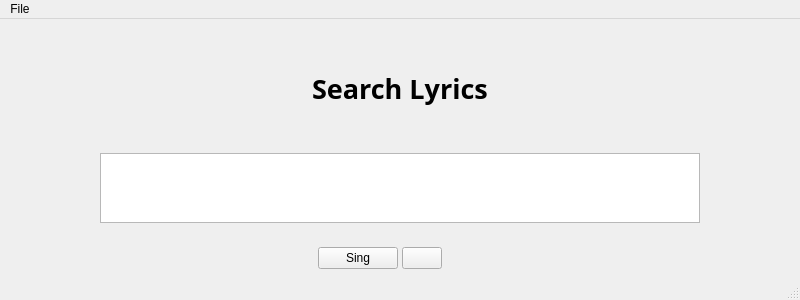
This is mainwindow.ui in mwalden824/SingIt as Qt 5 draws it before an edit. The edited form follows.
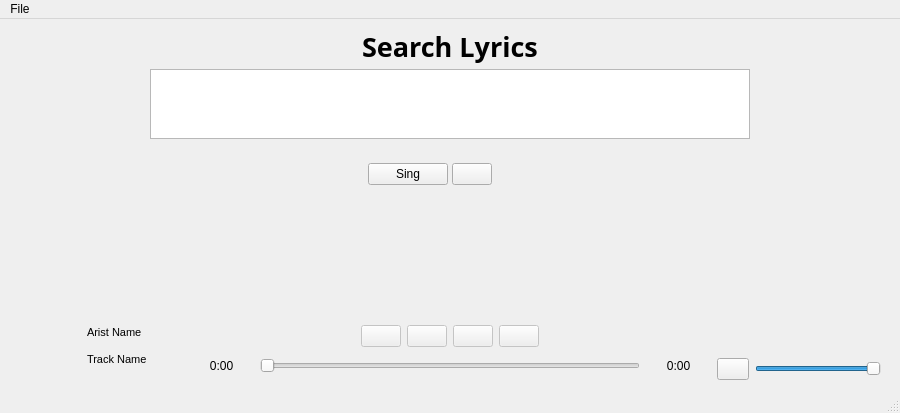
This is the edited form. Icons and pictures are not drawn.

Commit message: Added icon resources for buttons.  Added a bottom bar media player that displays the track name, artist name, album art, and a control area where the user can play, pause, skip forward and backward, and shuffle.  There is also a volume control now with mute.  Also displays the matched lyric on a lyric search.

Patch:
```diff
--- a/mainwindow.ui
+++ b/mainwindow.ui
@@ -6,8 +6,8 @@
    <rect>
     <x>0</x>
     <y>0</y>
-    <width>800</width>
-    <height>300</height>
+    <width>900</width>
+    <height>413</height>
    </rect>
   </property>
   <property name="sizePolicy">
@@ -18,14 +18,14 @@
   </property>
   <property name="minimumSize">
    <size>
-    <width>800</width>
-    <height>300</height>
+    <width>900</width>
+    <height>413</height>
    </size>
   </property>
   <property name="maximumSize">
    <size>
-    <width>800</width>
-    <height>300</height>
+    <width>900</width>
+    <height>413</height>
    </size>
   </property>
   <property name="windowTitle">
@@ -34,11 +34,28 @@
   <property name="windowIcon">
    <iconset theme="QIcon::ThemeIcon::AudioCard"/>
   </property>
+  <property name="styleSheet">
+   <string notr="true">QPushButton[mediaButton=&quot;true&quot;] {
+    border: none;
+    background: transparent;
+    padding: 6px;
+    border-radius: 8px;
+	color: white;
+}
+
+QPushButton[mediaButton=&quot;true&quot;]:hover {
+    background-color: rgba(255, 255, 255, 25);
+}
+
+QPushButton[mediaButton=&quot;true&quot;]:pressed {
+    background-color: rgba(255, 255, 255, 55);
+}</string>
+  </property>
   <widget class="QWidget" name="centralwidget">
    <property name="minimumSize">
     <size>
-     <width>800</width>
-     <height>0</height>
+     <width>900</width>
+     <height>400</height>
     </size>
    </property>
    <layout class="QVBoxLayout" name="verticalLayout_2">
@@ -47,6 +64,9 @@
       <property name="spacing">
        <number>4</number>
       </property>
+      <property name="sizeConstraint">
+       <enum>QLayout::SizeConstraint::SetFixedSize</enum>
+      </property>
       <item alignment="Qt::AlignmentFlag::AlignHCenter|Qt::AlignmentFlag::AlignVCenter">
        <widget class="QLabel" name="label">
         <property name="font">
@@ -88,6 +108,9 @@
       </item>
       <item>
        <layout class="QHBoxLayout" name="horizontalLayout" stretch="0,0">
+        <property name="sizeConstraint">
+         <enum>QLayout::SizeConstraint::SetFixedSize</enum>
+        </property>
         <property name="topMargin">
          <number>20</number>
         </property>
@@ -144,6 +167,498 @@
       </item>
      </layout>
     </item>
+    <item>
+     <spacer name="verticalSpacer">
+      <property name="orientation">
+       <enum>Qt::Orientation::Vertical</enum>
+      </property>
+      <property name="sizeType">
+       <enum>QSizePolicy::Policy::Expanding</enum>
+      </property>
+      <property name="sizeHint" stdset="0">
+       <size>
+        <width>20</width>
+        <height>40</height>
+       </size>
+      </property>
+     </spacer>
+    </item>
+    <item>
+     <layout class="QVBoxLayout" name="verticalLayout_3">
+      <item>
+       <spacer name="verticalSpacer_4">
+        <property name="orientation">
+         <enum>Qt::Orientation::Vertical</enum>
+        </property>
+        <property name="sizeHint" stdset="0">
+         <size>
+          <width>20</width>
+          <height>40</height>
+         </size>
+        </property>
+       </spacer>
+      </item>
+      <item>
+       <widget class="QLabel" name="syncedLyricLabel">
+        <property name="maximumSize">
+         <size>
+          <width>16777215</width>
+          <height>20</height>
+         </size>
+        </property>
+        <property name="text">
+         <string/>
+        </property>
+        <property name="alignment">
+         <set>Qt::AlignmentFlag::AlignCenter</set>
+        </property>
+       </widget>
+      </item>
+      <item>
+       <layout class="QHBoxLayout" name="horizontalLayout_2" stretch="1,3,1">
+        <item>
+         <layout class="QHBoxLayout" name="horizontalLayout_3">
+          <property name="sizeConstraint">
+           <enum>QLayout::SizeConstraint::SetFixedSize</enum>
+          </property>
+          <item>
+           <widget class="QLabel" name="albumArtLabel">
+            <property name="sizePolicy">
+             <sizepolicy hsizetype="Fixed" vsizetype="Fixed">
+              <horstretch>0</horstretch>
+              <verstretch>0</verstretch>
+             </sizepolicy>
+            </property>
+            <property name="minimumSize">
+             <size>
+              <width>64</width>
+              <height>64</height>
+             </size>
+            </property>
+            <property name="maximumSize">
+             <size>
+              <width>64</width>
+              <height>64</height>
+             </size>
+            </property>
+            <property name="text">
+             <string/>
+            </property>
+            <property name="pixmap">
+             <pixmap resource="resources.qrc">:/resources/EmptyAlbumArt.png</pixmap>
+            </property>
+            <property name="scaledContents">
+             <bool>true</bool>
+            </property>
+           </widget>
+          </item>
+          <item>
+           <layout class="QVBoxLayout" name="verticalLayout_5">
+            <item>
+             <spacer name="verticalSpacer_2">
+              <property name="orientation">
+               <enum>Qt::Orientation::Vertical</enum>
+              </property>
+              <property name="sizeHint" stdset="0">
+               <size>
+                <width>20</width>
+                <height>40</height>
+               </size>
+              </property>
+             </spacer>
+            </item>
+            <item>
+             <widget class="QLabel" name="artistNameLabel">
+              <property name="sizePolicy">
+               <sizepolicy hsizetype="Expanding" vsizetype="Preferred">
+                <horstretch>0</horstretch>
+                <verstretch>0</verstretch>
+               </sizepolicy>
+              </property>
+              <property name="font">
+               <font>
+                <pointsize>8</pointsize>
+               </font>
+              </property>
+              <property name="styleSheet">
+               <string notr="true">QLabel {
+    padding-left: 5px;
+    padding-right: 1px;
+    padding-top: 1px;
+    padding-bottom: 1px;
+}</string>
+              </property>
+              <property name="text">
+               <string>Arist Name</string>
+              </property>
+              <property name="alignment">
+               <set>Qt::AlignmentFlag::AlignBottom|Qt::AlignmentFlag::AlignLeading|Qt::AlignmentFlag::AlignLeft</set>
+              </property>
+              <property name="wordWrap">
+               <bool>true</bool>
+              </property>
+              <property name="margin">
+               <number>0</number>
+              </property>
+             </widget>
+            </item>
+            <item>
+             <widget class="QLabel" name="trackNameLabel">
+              <property name="sizePolicy">
+               <sizepolicy hsizetype="Expanding" vsizetype="Preferred">
+                <horstretch>0</horstretch>
+                <verstretch>0</verstretch>
+               </sizepolicy>
+              </property>
+              <property name="font">
+               <font>
+                <pointsize>8</pointsize>
+               </font>
+              </property>
+              <property name="styleSheet">
+               <string notr="true">QLabel {
+    padding-left: 5px;
+    padding-right: 1px;
+    padding-top: 1px;
+    padding-bottom: 1px;
+}</string>
+              </property>
+              <property name="text">
+               <string>Track Name</string>
+              </property>
+              <property name="alignment">
+               <set>Qt::AlignmentFlag::AlignLeading|Qt::AlignmentFlag::AlignLeft|Qt::AlignmentFlag::AlignTop</set>
+              </property>
+              <property name="wordWrap">
+               <bool>true</bool>
+              </property>
+             </widget>
+            </item>
+            <item>
+             <spacer name="verticalSpacer_3">
+              <property name="orientation">
+               <enum>Qt::Orientation::Vertical</enum>
+              </property>
+              <property name="sizeHint" stdset="0">
+               <size>
+                <width>20</width>
+                <height>40</height>
+               </size>
+              </property>
+             </spacer>
+            </item>
+           </layout>
+          </item>
+         </layout>
+        </item>
+        <item>
+         <layout class="QVBoxLayout" name="verticalLayout_4">
+          <property name="sizeConstraint">
+           <enum>QLayout::SizeConstraint::SetMinimumSize</enum>
+          </property>
+          <item>
+           <spacer name="verticalSpacer_5">
+            <property name="orientation">
+             <enum>Qt::Orientation::Vertical</enum>
+            </property>
+            <property name="sizeType">
+             <enum>QSizePolicy::Policy::Fixed</enum>
+            </property>
+            <property name="sizeHint" stdset="0">
+             <size>
+              <width>20</width>
+              <height>40</height>
+             </size>
+            </property>
+           </spacer>
+          </item>
+          <item>
+           <layout class="QHBoxLayout" name="horizontalLayout_5">
+            <item>
+             <spacer name="horizontalSpacer">
+              <property name="orientation">
+               <enum>Qt::Orientation::Horizontal</enum>
+              </property>
+              <property name="sizeHint" stdset="0">
+               <size>
+                <width>40</width>
+                <height>10</height>
+               </size>
+              </property>
+             </spacer>
+            </item>
+            <item>
+             <widget class="QPushButton" name="prevButton">
+              <property name="enabled">
+               <bool>false</bool>
+              </property>
+              <property name="text">
+               <string/>
+              </property>
+              <property name="icon">
+               <iconset resource="resources.qrc">
+                <normaloff>:/resources/icons/player-skip-back.svg</normaloff>:/resources/icons/player-skip-back.svg</iconset>
+              </property>
+              <property name="mediaButton" stdset="0">
+               <bool>true</bool>
+              </property>
+             </widget>
+            </item>
+            <item>
+             <widget class="QPushButton" name="playPauseButton">
+              <property name="enabled">
+               <bool>false</bool>
+              </property>
+              <property name="sizePolicy">
+               <sizepolicy hsizetype="Minimum" vsizetype="Fixed">
+                <horstretch>0</horstretch>
+                <verstretch>0</verstretch>
+               </sizepolicy>
+              </property>
+              <property name="text">
+               <string/>
+              </property>
+              <property name="icon">
+               <iconset resource="resources.qrc">
+                <normaloff>:/resources/icons/player-play.svg</normaloff>:/resources/icons/player-play.svg</iconset>
+              </property>
+              <property name="mediaButton" stdset="0">
+               <bool>true</bool>
+              </property>
+             </widget>
+            </item>
+            <item>
+             <widget class="QPushButton" name="skipButton">
+              <property name="enabled">
+               <bool>false</bool>
+              </property>
+              <property name="text">
+               <string/>
+              </property>
+              <property name="icon">
+               <iconset resource="resources.qrc">
+                <normaloff>:/resources/icons/player-skip-forward.svg</normaloff>:/resources/icons/player-skip-forward.svg</iconset>
+              </property>
+              <property name="mediaButton" stdset="0">
+               <bool>true</bool>
+              </property>
+             </widget>
+            </item>
+            <item>
+             <widget class="QPushButton" name="shuffleButton">
+              <property name="enabled">
+               <bool>false</bool>
+              </property>
+              <property name="text">
+               <string/>
+              </property>
+              <property name="icon">
+               <iconset resource="resources.qrc">
+                <normaloff>:/resources/icons/arrows-shuffle.svg</normaloff>:/resources/icons/arrows-shuffle.svg</iconset>
+              </property>
+              <property name="mediaButton" stdset="0">
+               <bool>true</bool>
+              </property>
+             </widget>
+            </item>
+            <item>
+             <spacer name="horizontalSpacer_2">
+              <property name="orientation">
+               <enum>Qt::Orientation::Horizontal</enum>
+              </property>
+              <property name="sizeType">
+               <enum>QSizePolicy::Policy::Expanding</enum>
+              </property>
+              <property name="sizeHint" stdset="0">
+               <size>
+                <width>40</width>
+                <height>10</height>
+               </size>
+              </property>
+             </spacer>
+            </item>
+           </layout>
+          </item>
+          <item>
+           <layout class="QHBoxLayout" name="horizontalLayout_6" stretch="1,6,1">
+            <item>
+             <widget class="QLabel" name="currentTrackTimeLabel">
+              <property name="sizePolicy">
+               <sizepolicy hsizetype="Preferred" vsizetype="Fixed">
+                <horstretch>0</horstretch>
+                <verstretch>0</verstretch>
+               </sizepolicy>
+              </property>
+              <property name="minimumSize">
+               <size>
+                <width>0</width>
+                <height>20</height>
+               </size>
+              </property>
+              <property name="text">
+               <string>0:00</string>
+              </property>
+              <property name="alignment">
+               <set>Qt::AlignmentFlag::AlignCenter</set>
+              </property>
+             </widget>
+            </item>
+            <item>
+             <widget class="QSlider" name="trackSlider">
+              <property name="enabled">
+               <bool>false</bool>
+              </property>
+              <property name="sizePolicy">
+               <sizepolicy hsizetype="Minimum" vsizetype="Fixed">
+                <horstretch>0</horstretch>
+                <verstretch>0</verstretch>
+               </sizepolicy>
+              </property>
+              <property name="minimumSize">
+               <size>
+                <width>380</width>
+                <height>0</height>
+               </size>
+              </property>
+              <property name="maximumSize">
+               <size>
+                <width>200</width>
+                <height>16777215</height>
+               </size>
+              </property>
+              <property name="orientation">
+               <enum>Qt::Orientation::Horizontal</enum>
+              </property>
+             </widget>
+            </item>
+            <item>
+             <widget class="QLabel" name="totalTrackTimeLabel">
+              <property name="sizePolicy">
+               <sizepolicy hsizetype="Preferred" vsizetype="Fixed">
+                <horstretch>0</horstretch>
+                <verstretch>0</verstretch>
+               </sizepolicy>
+              </property>
+              <property name="minimumSize">
+               <size>
+                <width>0</width>
+                <height>20</height>
+               </size>
+              </property>
+              <property name="text">
+               <string>0:00</string>
+              </property>
+              <property name="alignment">
+               <set>Qt::AlignmentFlag::AlignCenter</set>
+              </property>
+             </widget>
+            </item>
+           </layout>
+          </item>
+          <item>
+           <spacer name="verticalSpacer_6">
+            <property name="orientation">
+             <enum>Qt::Orientation::Vertical</enum>
+            </property>
+            <property name="sizeType">
+             <enum>QSizePolicy::Policy::Fixed</enum>
+            </property>
+            <property name="sizeHint" stdset="0">
+             <size>
+              <width>20</width>
+              <height>30</height>
+             </size>
+            </property>
+           </spacer>
+          </item>
+         </layout>
+        </item>
+        <item>
+         <layout class="QVBoxLayout" name="verticalLayout_6" stretch="0,0,0">
+          <property name="rightMargin">
+           <number>10</number>
+          </property>
+          <item>
+           <spacer name="verticalSpacer_7">
+            <property name="orientation">
+             <enum>Qt::Orientation::Vertical</enum>
+            </property>
+            <property name="sizeHint" stdset="0">
+             <size>
+              <width>20</width>
+              <height>40</height>
+             </size>
+            </property>
+           </spacer>
+          </item>
+          <item>
+           <layout class="QHBoxLayout" name="horizontalLayout_7">
+            <item>
+             <widget class="QPushButton" name="volumeButton">
+              <property name="maximumSize">
+               <size>
+                <width>32</width>
+                <height>16777215</height>
+               </size>
+              </property>
+              <property name="styleSheet">
+               <string notr="true"/>
+              </property>
+              <property name="text">
+               <string/>
+              </property>
+              <property name="icon">
+               <iconset resource="resources.qrc">
+                <normaloff>:/resources/icons/volume-2.svg</normaloff>:/resources/icons/volume-2.svg</iconset>
+              </property>
+              <property name="mediaButton" stdset="0">
+               <bool>true</bool>
+              </property>
+             </widget>
+            </item>
+            <item>
+             <widget class="QSlider" name="volumeSlider">
+              <property name="sizePolicy">
+               <sizepolicy hsizetype="MinimumExpanding" vsizetype="Fixed">
+                <horstretch>0</horstretch>
+                <verstretch>0</verstretch>
+               </sizepolicy>
+              </property>
+              <property name="maximum">
+               <number>100</number>
+              </property>
+              <property name="value">
+               <number>100</number>
+              </property>
+              <property name="orientation">
+               <enum>Qt::Orientation::Horizontal</enum>
+              </property>
+             </widget>
+            </item>
+           </layout>
+          </item>
+          <item>
+           <spacer name="verticalSpacer_8">
+            <property name="orientation">
+             <enum>Qt::Orientation::Vertical</enum>
+            </property>
+            <property name="sizeType">
+             <enum>QSizePolicy::Policy::Fixed</enum>
+            </property>
+            <property name="sizeHint" stdset="0">
+             <size>
+              <width>20</width>
+              <height>30</height>
+             </size>
+            </property>
+           </spacer>
+          </item>
+         </layout>
+        </item>
+       </layout>
+      </item>
+     </layout>
+    </item>
    </layout>
   </widget>
   <widget class="QMenuBar" name="menubar">
@@ -151,7 +666,7 @@
     <rect>
      <x>0</x>
      <y>0</y>
-     <width>800</width>
+     <width>900</width>
      <height>17</height>
     </rect>
    </property>
```
Left out of the diff: 4 changed lines with no effect on the pictures. The commit also changes 17 other files.
